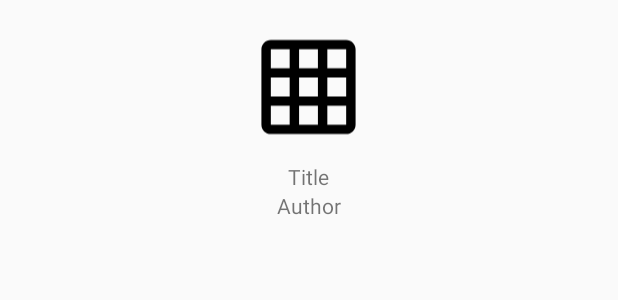
After one commit to martofeld/ejercicio-uala, an Android app: the layout book_view_holder_grid.xml on its own in the app's theme, with its tools: preview values and no code run, on a phone screen of 412 x 824 dp. The commit adds this screen. Shown: the top 300 px of the screen. Run offline under Robolectric (Android 15) with nearby library versions, the phone set to English and light mode, and no system bars.

Commit message:
Fix List vs Grid layouts

```diff
--- a/app/src/main/java/com/mfeldsztejn/ualatest/MainActivity.kt
+++ b/app/src/main/java/com/mfeldsztejn/ualatest/MainActivity.kt
@@ -44,4 +44,9 @@ class MainActivity : AppCompatActivity() {
 
         transaction.commit()
     }
+
+    override fun onSupportNavigateUp(): Boolean {
+        onBackPressed()
+        return super.onSupportNavigateUp()
+    }
 }
--- a/app/src/main/java/com/mfeldsztejn/ualatest/ui/list/ListViewModel.kt
+++ b/app/src/main/java/com/mfeldsztejn/ualatest/ui/list/ListViewModel.kt
@@ -28,6 +28,7 @@ class ListViewModel : ViewModel() {
 
     val booksLiveData: LiveData<List<Book>>
         get() = _booksLiveData
+    var showAsGrid: Boolean = false
 
     init {
         NetworkingBus.register(this)
--- /dev/null
+++ b/app/src/main/res/layout/book_view_holder_grid.xml
@@ -0,0 +1,41 @@
+<?xml version="1.0" encoding="utf-8"?>
+<LinearLayout xmlns:android="http://schemas.android.com/apk/res/android"
+    xmlns:tools="http://schemas.android.com/tools"
+    android:layout_width="match_parent"
+    android:layout_height="wrap_content"
+    android:gravity="center_horizontal"
+    android:orientation="vertical"
+    android:paddingLeft="16dp"
+    android:paddingTop="8dp"
+    android:paddingRight="16dp"
+    android:paddingBottom="8dp">
+
+    <ImageView
+        android:id="@+id/bookImage"
+        android:layout_width="75dp"
+        android:layout_height="100dp"
+        tools:src="@drawable/ic_grid_on" />
+
+    <TextView
+        android:id="@+id/bookTitle"
+        android:layout_width="wrap_content"
+        android:layout_height="wrap_content"
+        android:gravity="center"
+        tools:text="Title" />
+
+    <TextView
+        android:id="@+id/bookAuthor"
+        android:layout_width="wrap_content"
+        android:layout_height="wrap_content"
+        tools:text="Author" />
+
+    <TextView
+        android:id="@+id/bookPopularity"
+        android:layout_width="wrap_content"
+        android:layout_height="wrap_content" />
+
+    <TextView
+        android:id="@+id/bookAvailable"
+        android:layout_width="wrap_content"
+        android:layout_height="wrap_content" />
+</LinearLayout>
```
Also changed, not shown: app/src/main/java/com/mfeldsztejn/ualatest/ui/list/BooksRecyclerView.kt (+14 -2 lines), app/src/main/java/com/mfeldsztejn/ualatest/ui/list/ListFragment.kt (+16 -6 lines), app/src/main/res/layout/book_view_holder.xml (+8 -7 lines).
